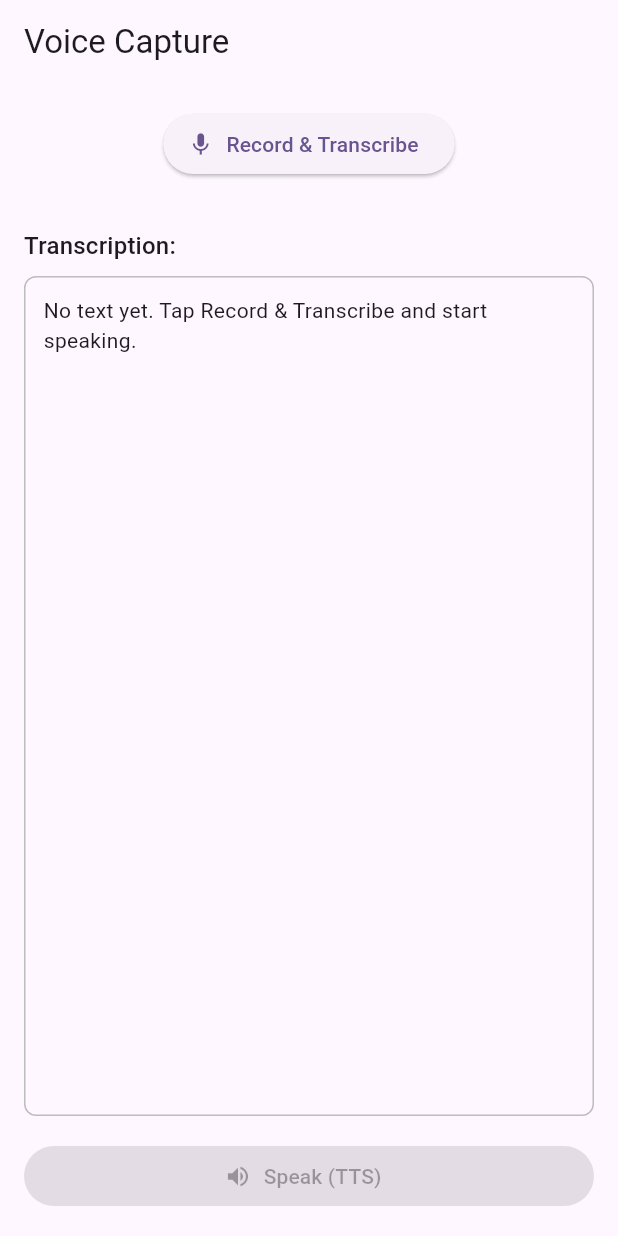
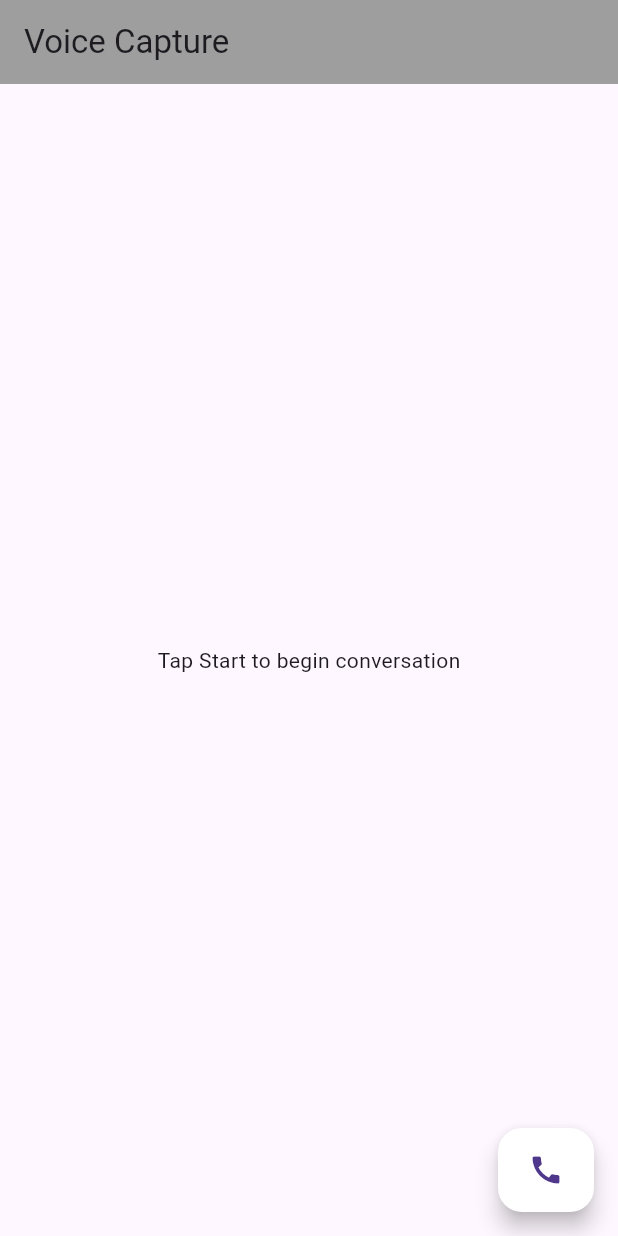
Before and after one commit to vishnuarumugam/voiceCapture, a Flutter app: the screen it shows after launch, on a phone screen of 412 x 824 dp. Run offline on Flutter 3.47's test engine with Material 3 defaults, Android fonts, the phone set to English and light mode, and no system bars; our stand-ins replace flutter_tts, permission_handler, speech_to_text.

Commit message:
UPDATED:: Changed the code for speech-to-text

```diff
--- a/lib/main.dart
+++ b/lib/main.dart
@@ -1,267 +1,175 @@
-import 'dart:io';
 import 'package:flutter/material.dart';
-import 'package:flutter/services.dart';
-import 'package:path_provider/path_provider.dart';
-import 'package:record/record.dart';
+import 'package:permission_handler/permission_handler.dart';
+import 'package:speech_to_text/speech_recognition_result.dart';
+import 'package:speech_to_text/speech_to_text.dart';
 import 'package:flutter_tts/flutter_tts.dart';
-import 'package:permission_handler/permission_handler.dart';
-
-import 'package:whisper_flutter_new/whisper_flutter_new.dart';
 
 void main() {
   WidgetsFlutterBinding.ensureInitialized();
-  runApp(const OfflineVoiceApp());
+  runApp(const SpeechToTextApp());
 }
 
-class OfflineVoiceApp extends StatelessWidget {
-  const OfflineVoiceApp({super.key});
+class SpeechToTextApp extends StatelessWidget {
+  const SpeechToTextApp({super.key});
 
   @override
   Widget build(BuildContext context) {
     return MaterialApp(
-      title: 'Voice Capture',
-      theme: ThemeData(
-        colorScheme: ColorScheme.fromSeed(seedColor: Colors.deepPurple),
-        useMaterial3: true,
-      ),
-      home: const VoiceHomePage(),
+      title: 'Conversational Voice App',
+      debugShowCheckedModeBanner: false,
+      theme: ThemeData(primarySwatch: Colors.deepPurple),
+      home: const SpeechConversationScreen(),
     );
   }
 }
 
-class VoiceHomePage extends StatefulWidget {
-  const VoiceHomePage({super.key});
+class SpeechConversationScreen extends StatefulWidget {
+  const SpeechConversationScreen({super.key});
 
   @override
-  State<VoiceHomePage> createState() => _VoiceHomePageState();
+  _SpeechConversationScreenState createState() =>
+      _SpeechConversationScreenState();
 }
 
-class _VoiceHomePageState extends State<VoiceHomePage> {
-  final AudioRecorder _recorder = AudioRecorder();
-  final FlutterTts _tts = FlutterTts();
+class _SpeechConversationScreenState extends State<SpeechConversationScreen> {
+  final SpeechToText _speechToText = SpeechToText();
+  final FlutterTts _flutterTts = FlutterTts();
 
-  Whisper? _whisper;
-  bool _isRecording = false;
-  bool _isTranscribing = false;
-  String _lastRecordingPath = "";
-  String _transcription = "";
+  bool _speechEnabled = false;
+  bool _isListening = false;
+  bool _inCall = false;
+  List<Map<String, String>> _messages = [];
 
   @override
   void initState() {
     super.initState();
-    _initPermissions();
-    _initTts();
-    _initWhisper();
+    _initSpeech();
+    _initTTS();
   }
 
-  Future<void> _initPermissions() async {
+  Future<void> _initSpeech() async {
     await Permission.microphone.request();
+    _speechEnabled = await _speechToText.initialize(
+      onStatus: (status) => debugPrint('Speech Status: $status'),
+      onError: (error) => debugPrint('Speech Error: $error'),
+    );
+    setState(() {});
   }
 
-  Future<void> _initTts() async {
-    // Adjust as you like
-    await _tts.setSpeechRate(0.5);
-    await _tts.setPitch(1.0);
-    await _tts.setLanguage("en-US");
+  Future<void> _initTTS() async {
+    await _flutterTts.setLanguage("en-US");
+    await _flutterTts.setSpeechRate(0.45);
+    await _flutterTts.setPitch(1.0);
   }
 
-  Future<void> _initWhisper() async {
-    final dir = await getApplicationDocumentsDirectory();
-    final modelDir = '${dir.path}/whisper_models';
+  void _startCall() {
+    setState(() => _inCall = true);
+    _startListening();
+  }
 
-    // Make sure directory exists
-    await Directory(modelDir).create(recursive: true);
+  void _endCall() {
+    _speechToText.stop();
+    _flutterTts.stop();
+    setState(() {
+      _isListening = false;
+      _inCall = false;
+    });
+  }
 
-    // IMPORTANT: Model must be named exactly as Whisper expects (ggml-tiny.bin)
-    final modelPath = '$modelDir/ggml-tiny.bin';
+  Future<void> _startListening() async {
+    if (!_speechEnabled) return;
 
-    if (!File(modelPath).existsSync()) {
-      final data = await rootBundle.load('assets/models/ggml-tiny.bin');
-      await File(
-        modelPath,
-      ).writeAsBytes(data.buffer.asUint8List(), flush: true);
-      debugPrint("Local model copied to: $modelPath");
-    }
-
-    // Initialize Whisper (offline, no download)
-    _whisper = Whisper(
-      model: WhisperModel.tiny, // use enum
-      modelDir: modelDir, // folder containing ggml-tiny.bin
-      downloadHost: null, // ❌ disable download
+    await _speechToText.listen(
+      onResult: _onSpeechResult,
+      listenMode: ListenMode.dictation,
+      pauseFor: const Duration(seconds: 3), // Increased buffer
+      partialResults: true,
     );
 
-    debugPrint("Whisper model directory: $modelDir");
+    setState(() => _isListening = true);
   }
 
-  Future<String> _startRecording() async {
-    final hasPermission = await _recorder.hasPermission();
-    if (!hasPermission) throw Exception("Microphone permission not granted");
-
-    final dir = await getTemporaryDirectory();
-    final filePath =
-        '${dir.path}/rec_${DateTime.now().millisecondsSinceEpoch}.wav';
-
-    await _recorder.start(
-      RecordConfig(
-        encoder: AudioEncoder.wav,
-        sampleRate: 16000,
-        numChannels: 1,
-      ),
-      path: filePath,
-    );
-
-    debugPrint("Recorded file: $filePath");
-    debugPrint("File size: ${File(filePath).lengthSync()} bytes");
-    return filePath;
+  Future<void> _stopListening() async {
+    await _speechToText.stop();
+    setState(() => _isListening = false);
   }
 
-  Future<void> _stopRecording() async {
-    await _recorder.stop();
-  }
-
-  Future<void> _toggleRecordAndTranscribe() async {
-    if (_isRecording) {
-      // Stop and transcribe
-      setState(() {
-        _isRecording = false;
-        _isTranscribing = true;
-      });
-
-      await _stopRecording();
-
-      try {
-        await _runWhisperOnFile(_lastRecordingPath);
-      } catch (e) {
-        debugPrint('Transcription error: $e');
-        if (mounted) {
-          ScaffoldMessenger.of(
-            context,
-          ).showSnackBar(SnackBar(content: Text('Transcription failed: $e')));
-        }
-      } finally {
-        if (mounted) {
-          setState(() {
-            _isTranscribing = false;
-          });
-        }
-      }
-    } else {
-      // Start recording
-      try {
-        final path = await _startRecording();
+  void _onSpeechResult(SpeechRecognitionResult result) async {
+    if (result.finalResult) {
+      final spokenText = result.recognizedWords;
+      if (spokenText.isNotEmpty) {
+        await Future.delayed(const Duration(milliseconds: 500)); // buffer wait
         setState(() {
-          _lastRecordingPath = path;
-          _transcription = "";
-          _isRecording = true;
+          _messages.add({"role": "user", "text": spokenText});
         });
-      } catch (e) {
-        debugPrint('Recording error: $e');
-        if (mounted) {
-          ScaffoldMessenger.of(
-            context,
-          ).showSnackBar(SnackBar(content: Text('Recording failed: $e')));
-        }
+        _handleBotResponse(spokenText);
       }
     }
   }
 
-  Future<void> _runWhisperOnFile(String wavPath) async {
-    if (_whisper == null) {
-      throw Exception("Whisper not initialized");
-    }
-
-    final response = await _whisper!.transcribe(
-      transcribeRequest: TranscribeRequest(
-        audio: wavPath,
-        language: "auto", // or "en", "hi", etc.
-        isTranslate: false, // if true, translate to English
-        isNoTimestamps: true,
-        splitOnWord: false,
-      ),
-    );
-
-    final processedText =
-        "Danke, I understand that you ask ${response.text.toLowerCase()}";
+  void _handleBotResponse(String userInput) async {
+    final botReply = "Danke, I understand you ask that $userInput";
 
     setState(() {
-      _transcription = processedText;
+      _messages.add({"role": "bot", "text": botReply});
+    });
+
+    await _flutterTts.speak(botReply);
+
+    _flutterTts.setCompletionHandler(() async {
+      await Future.delayed(
+        Duration(seconds: 1),
+      ); // Wait before restarting listening
+      if (_inCall) _startListening();
     });
   }
 
-  Future<void> _speak() async {
-    if (_transcription.trim().isEmpty) return;
-    await _tts.stop();
-    await _tts.speak(_transcription);
-  }
-
-  @override
-  void dispose() {
-    _recorder.dispose();
-    _tts.stop();
-    super.dispose();
+  Widget _buildMessageBubble(Map<String, String> message) {
+    final isUser = message["role"] == "user";
+    return Align(
+      alignment: isUser ? Alignment.centerRight : Alignment.centerLeft,
+      child: Container(
+        padding: const EdgeInsets.all(12),
+        margin: const EdgeInsets.symmetric(vertical: 4),
+        decoration: BoxDecoration(
+          color: isUser ? Colors.deepPurple[200] : Colors.grey[300],
+          borderRadius: BorderRadius.circular(12),
+        ),
+        child: Text(
+          message["text"] ?? "",
+          style: const TextStyle(fontSize: 16),
+        ),
+      ),
+    );
   }
 
   @override
   Widget build(BuildContext context) {
-    final isBusy = _isTranscribing;
-
     return Scaffold(
-      appBar: AppBar(title: const Text('Voice Capture')),
-      body: SafeArea(
-        child: Padding(
-          padding: const EdgeInsets.all(16),
-          child: Column(
-            children: [
-              ElevatedButton.icon(
-                onPressed: isBusy ? null : _toggleRecordAndTranscribe,
-                icon: Icon(_isRecording ? Icons.stop : Icons.mic),
-                label: Text(
-                  _isRecording ? "Stop & Transcribe" : "Record & Transcribe",
-                ),
-              ),
-              const SizedBox(height: 16),
-              if (_isTranscribing) ...[
-                const LinearProgressIndicator(),
-                const SizedBox(height: 8),
-                const Text("Transcribing..."),
-              ],
-              const SizedBox(height: 16),
-              Align(
-                alignment: Alignment.centerLeft,
-                child: Text(
-                  "Transcription:",
-                  style: Theme.of(context).textTheme.titleMedium,
-                ),
-              ),
-              const SizedBox(height: 8),
-              Expanded(
-                child: Container(
-                  padding: const EdgeInsets.all(12),
-                  decoration: BoxDecoration(
-                    border: Border.all(color: Colors.grey.shade400),
-                    borderRadius: BorderRadius.circular(8),
+      appBar: AppBar(
+        title: const Text('Voice Capture'),
+        backgroundColor: Colors.grey,
+      ),
+      body: Column(
+        children: [
+          Expanded(
+            child: _messages.isEmpty
+                ? const Center(child: Text('Tap Start to begin conversation'))
+                : ListView.builder(
+                    padding: const EdgeInsets.all(16),
+                    itemCount: _messages.length,
+                    itemBuilder: (context, index) {
+                      return _buildMessageBubble(_messages[index]);
+                    },
                   ),
-                  child: SingleChildScrollView(
-                    child: Text(
-                      _transcription.isEmpty
-                          ? "No text yet. Tap Record & Transcribe and start speaking."
-                          : _transcription,
-                    ),
-                  ),
-                ),
-              ),
-              const SizedBox(height: 16),
-              SizedBox(
-                width: double.infinity,
-                child: ElevatedButton.icon(
-                  onPressed: _transcription.isEmpty ? null : _speak,
-                  icon: const Icon(Icons.volume_up),
-                  label: const Text("Speak (TTS)"),
-                ),
-              ),
-            ],
           ),
-        ),
+        ],
+      ),
+      floatingActionButton: FloatingActionButton.extended(
+        backgroundColor: _inCall ? Colors.red : Colors.white,
+        label: Icon(_inCall ? Icons.call_end : Icons.call),
+        // icon: Icon(_inCall ? Icons.call_end : Icons.call),
+        onPressed: _inCall ? _endCall : _startCall,
       ),
     );
   }
```
Also changed, not shown: pubspec.yaml (+2 -5 lines), pubspec.lock, 6 other files.
